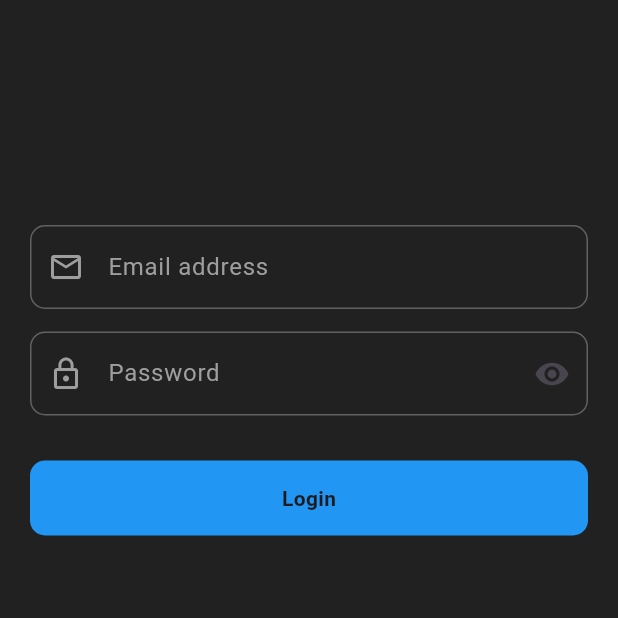
After one commit to He9sham/strong-logic, a Flutter app: the FormValidation screen opened directly, on a phone screen of 412 x 824 dp, the top half of it. The commit adds this screen. Run offline on Flutter 3.47's test engine with Material 3 defaults, Android fonts, the light colour scheme and no system bars; our stand-ins replace file_picker, flutter_svg, image_picker, open_file, video_player; missing offline and left inert: syncfusion_flutter_pdfviewer.

Commit message:
Add FormValidation screen to root.dart; enhance navigation by integrating form validation functionality into the app structure.

```diff
--- a/lib/root.dart
+++ b/lib/root.dart
@@ -1,4 +1,5 @@
 import 'package:flutter/material.dart';
+import 'package:strong_logic/screens/form_validation/form_validation.dart';
 import 'package:strong_logic/screens/one/multi_image.dart';
 import 'package:strong_logic/screens/one/multi_selection.dart';
 import 'package:strong_logic/screens/one/single_selection.dart';
@@ -28,6 +29,7 @@ class _RootState extends State<Root> {
     UploadVideo(),
     UploadFile(),
     SearchFeature(),
+    FormValidation(),
   ];
   int pageIndex = 0;
   @override
--- /dev/null
+++ b/lib/screens/form_validation/form_validation.dart
@@ -0,0 +1,95 @@
+import 'package:flutter/material.dart';
+
+class FormValidation extends StatefulWidget {
+  const FormValidation({super.key});
+
+  @override
+  State<FormValidation> createState() => _FormValidationState();
+}
+
+class _FormValidationState extends State<FormValidation> {
+  @override
+  Widget build(BuildContext context) {
+    return GestureDetector(
+      onTap: () => FocusScope.of(context).unfocus(),
+      child: Scaffold(
+        backgroundColor: Colors.grey.shade900,
+
+        body: Padding(
+          padding: const EdgeInsets.symmetric(horizontal: 20),
+          child: Column(
+            children: [
+              SizedBox(height: 150),
+              // from email
+              TextFormField(
+                cursorColor: Colors.white,
+                style: TextStyle(
+                  color: Colors.white,
+                ), // This sets the text color
+                decoration: InputDecoration(
+                  hintText: 'Email address',
+                  hintStyle: TextStyle(color: Colors.grey.shade500),
+                  prefixIcon: Icon(
+                    Icons.email_outlined,
+                    color: Colors.grey.shade500,
+                  ),
+                  enabledBorder: OutlineInputBorder(
+                    borderSide: BorderSide(color: Colors.grey.shade700),
+                    borderRadius: BorderRadius.circular(10),
+                  ),
+                  focusedBorder: OutlineInputBorder(
+                    borderSide: BorderSide(color: Colors.white),
+                    borderRadius: BorderRadius.circular(10),
+                  ),
+                ),
+              ),
+              SizedBox(height: 15),
+              // from password
+              TextFormField(
+                cursorColor: Colors.white,
+                style: TextStyle(color: Colors.white),
+                decoration: InputDecoration(
+                  hintText: 'Password',
+                  hintStyle: TextStyle(color: Colors.grey.shade500),
+                  prefixIcon: Icon(
+                    Icons.lock_outline,
+                    color: Colors.grey.shade500,
+                  ),
+                  suffixIcon: Icon(Icons.remove_red_eye),
+                  enabledBorder: OutlineInputBorder(
+                    borderSide: BorderSide(color: Colors.grey.shade700),
+                    borderRadius: BorderRadius.circular(10),
+                  ),
+                  focusedBorder: OutlineInputBorder(
+                    borderSide: BorderSide(color: Colors.white),
+                    borderRadius: BorderRadius.circular(10),
+                  ),
+                ),
+              ),
+
+              SizedBox(height: 30),
+              // Login Container
+              GestureDetector(
+                onTap: () {},
+                child: Container(
+                  width: double.infinity,
+                  height: 50,
+                  decoration: BoxDecoration(
+                    color: Colors.blue,
+                    borderRadius: BorderRadius.circular(10),
+                  ),
+                  child: Center(
+                    child: Text(
+                      'Login',
+                      style: TextStyle(fontWeight: FontWeight.bold),
+                    ),
+                  ),
+                ),
+              ),
+            ],
+          ),
+        ),
+      ),
+    );
+  }
+}
```
